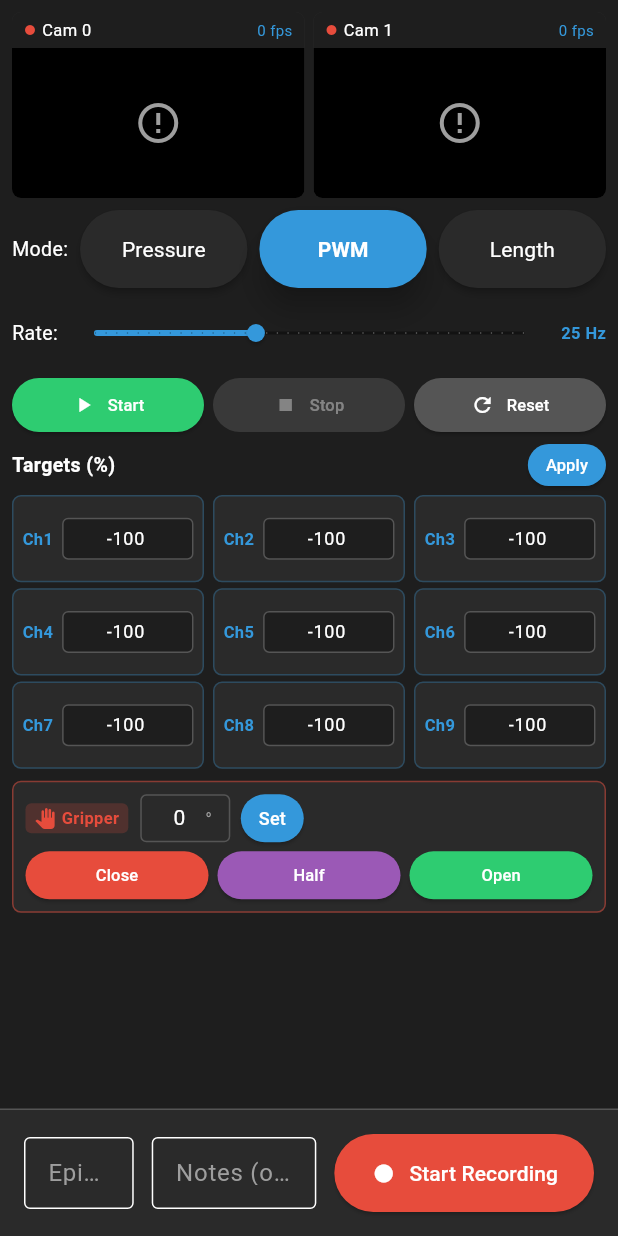
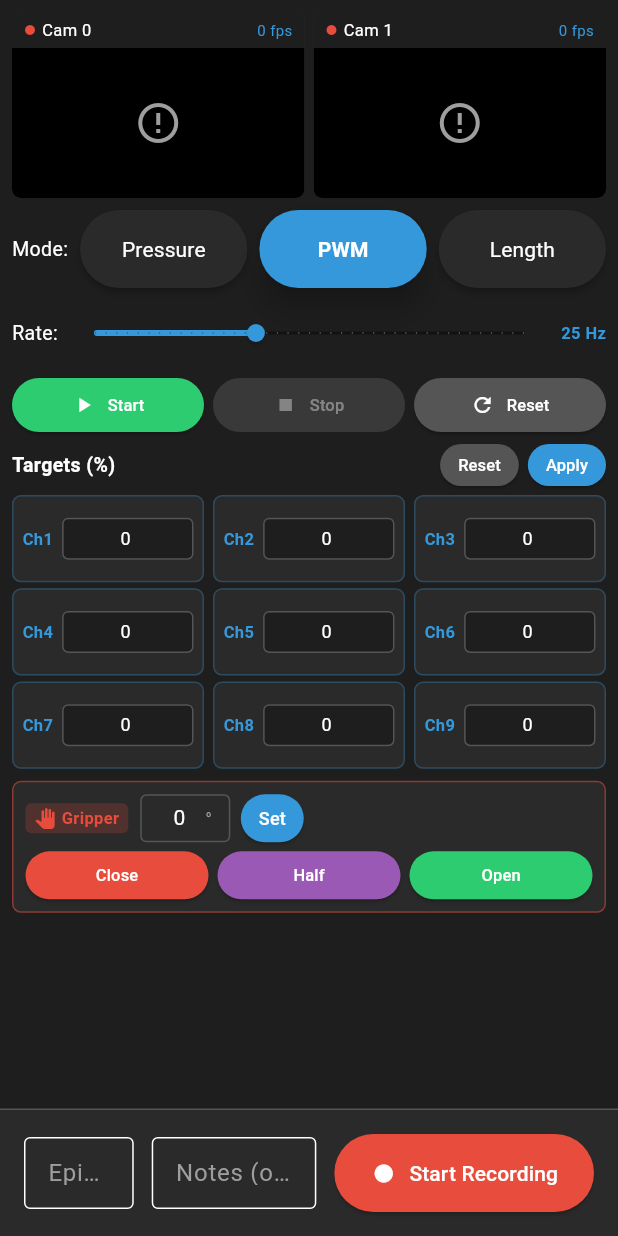
Before and after one commit to Enobs/FlexPal_pannel, a Flutter app: the RemotePage screen opened directly with empty values, after a tap on "Pressure", after a tap on "PWM", on a phone screen of 412 x 824 dp. Run offline on Flutter 3.47's test engine with Material 3 defaults, Android fonts, the light colour scheme and no system bars; our stand-ins replace fl_chart, font_awesome_flutter, shared_preferences; accounts and stored records are empty; network calls fail.

Commit message:
update logic btw remote and joystick page

```diff
--- a/lib/pages/joystick_page.dart
+++ b/lib/pages/joystick_page.dart
@@ -501,7 +501,9 @@ class _JoystickPageState extends State<JoystickPage> {
 
   // Start/Stop control bar
   Widget _buildControlBar(dynamic state) {
-    final isSending = state.sending;
+    // Joystick only works with PWM mode (mode 2)
+    final isPwmMode = state.settings.mode == 2;
+    final isSending = state.sending && isPwmMode;
 
     return Container(
       padding: const EdgeInsets.symmetric(horizontal: 12, vertical: 8),
@@ -557,6 +559,8 @@ class _JoystickPageState extends State<JoystickPage> {
               onPressed: isSending
                   ? null
                   : () {
+                      // Set mode to PWM (mode 2) when starting from joystick
+                      widget.controller.setMode(2);
                       widget.controller.startSending();
                     },
               icon: const Icon(Icons.play_arrow, size: 16),
--- a/lib/pages/remote_page.dart
+++ b/lib/pages/remote_page.dart
@@ -40,10 +40,10 @@ class _RemotePageState extends State<RemotePage> {
     super.initState();
     _rateHz = widget.controller.state.settings.sendRateHz;
 
-    // Initialize targets to the minimum value of the current mode's range
+    // Initialize targets based on mode: Pressure=0, PWM=0, Length=30
     final mode = widget.controller.state.settings.mode;
-    final (min, max) = PacketBuilder.getDisplayRange(mode);
-    _targets = List.filled(9, min);
+    final defaultValue = _getDefaultValueForModeStatic(mode);
+    _targets = List.filled(9, defaultValue);
 
     // Initialize gripper target
     _gripperTarget = widget.controller.state.gripperAngle;
@@ -56,6 +56,20 @@ class _RemotePageState extends State<RemotePage> {
 
     // Auto-start camera preview
     _startCamera();
+  }
+
+  /// Get default display value for a mode (static version for initState)
+  static double _getDefaultValueForModeStatic(int mode) {
+    switch (mode) {
+      case 1: // Pressure - default 0 kPa
+        return 0.0;
+      case 2: // PWM - default 0
+        return 0.0;
+      case 3: // Length - default 30mm
+        return 30.0;
+      default:
+        return 0.0;
+    }
   }
 
   @override
@@ -176,12 +190,16 @@ class _RemotePageState extends State<RemotePage> {
                     Expanded(
                       child: ModeSwitch(
                         currentMode: mode,
-                        onModeChanged: (newMode) {
-                          final (newMin, newMax) = PacketBuilder.getDisplayRange(newMode);
+                        onModeChanged: (newMode) async {
+                          // Stop sending first if switching to Pressure or Length (non-PWM)
+                          if (newMode != 2 && widget.controller.state.sending) {
+                            await widget.controller.stopSending();
+                          }
+                          final defaultValue = _getDefaultValueForModeStatic(newMode);
                           setState(() {
-                            _targets = List.filled(9, newMin);
+                            _targets = List.filled(9, defaultValue);
                             for (int i = 0; i < 9; i++) {
-                              _chamberControllers[i].text = newMin.toStringAsFixed(0);
+                              _chamberControllers[i].text = defaultValue.toStringAsFixed(0);
                             }
                           });
                           widget.controller.setMode(newMode);
@@ -314,6 +332,20 @@ class _RemotePageState extends State<RemotePage> {
                     SizedBox(
                       height: 28,
                       child: ElevatedButton(
+                        onPressed: () => _resetToDefaults(mode),
+                        style: ElevatedButton.styleFrom(
+                          backgroundColor: const Color(0xFF555555),
+                          foregroundColor: Colors.white,
+                          padding: const EdgeInsets.symmetric(horizontal: 12),
+                          minimumSize: Size.zero,
+                        ),
+                        child: const Text('Reset', style: TextStyle(fontSize: 11)),
+                      ),
+                    ),
+                    const SizedBox(width: 6),
+                    SizedBox(
+                      height: 28,
+                      child: ElevatedButton(
                         onPressed: () => _applyAllTargets(min, max),
                         style: ElevatedButton.styleFrom(
                           backgroundColor: const Color(0xFF3498DB),
@@ -435,12 +467,16 @@ class _RemotePageState extends State<RemotePage> {
                           Expanded(
                             child: ModeSwitch(
                               currentMode: mode,
-                              onModeChanged: (newMode) {
-                                final (newMin, newMax) = PacketBuilder.getDisplayRange(newMode);
+                              onModeChanged: (newMode) async {
+                                // Stop sending first if switching to Pressure or Length (non-PWM)
+                                if (newMode != 2 && widget.controller.state.sending) {
+                                  await widget.controller.stopSending();
+                                }
+                                final defaultValue = _getDefaultValueForModeStatic(newMode);
                                 setState(() {
-                                  _targets = List.filled(9, newMin);
+                                  _targets = List.filled(9, defaultValue);
                                   for (int i = 0; i < 9; i++) {
-                                    _chamberControllers[i].text = newMin.toStringAsFixed(0);
+                                    _chamberControllers[i].text = defaultValue.toStringAsFixed(0);
                                   }
                                 });
                                 widget.controller.setMode(newMode);
@@ -578,6 +614,20 @@ class _RemotePageState extends State<RemotePage> {
                             ),
                           ),
                           const Spacer(),
+                          SizedBox(
+                            height: 28,
+                            child: ElevatedButton(
+                              onPressed: () => _resetToDefaults(mode),
+                              style: ElevatedButton.styleFrom(
+                                backgroundColor: const Color(0xFF555555),
+                                foregroundColor: Colors.white,
+                                padding: const EdgeInsets.symmetric(horizontal: 12),
+                                minimumSize: Size.zero,
+                              ),
+                              child: const Text('Reset', style: TextStyle(fontSize: 11)),
+                            ),
+                          ),
+                          const SizedBox(width: 6),
                           SizedBox(
                             height: 28,
                             child: ElevatedButton(
@@ -1028,6 +1078,17 @@ class _RemotePageState extends State<RemotePage> {
     setState(() {});
   }
 
+  void _resetToDefaults(int mode) {
+    final defaultValue = _getDefaultValueForModeStatic(mode);
+    setState(() {
+      _targets = List.filled(9, defaultValue);
+      for (int i = 0; i < 9; i++) {
+        _chamberControllers[i].text = defaultValue.toStringAsFixed(0);
+        widget.controller.setTarget(i, defaultValue);
+      }
+    });
+  }
+
   Widget _buildChamberInput({
     required int index,
     required double min,
--- /dev/null
+++ b/txt.txt
@@ -0,0 +1,5 @@
+7cannot shirnk
+8 pressure,bat,chip
+4 vlve, chip,bat
+3 chip,bat
+1 chip
```
